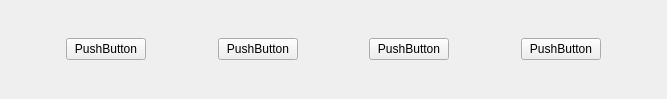
Above: buttongroup.ui from xiaoyao9429/QT- before the change. Below: the same form after it.
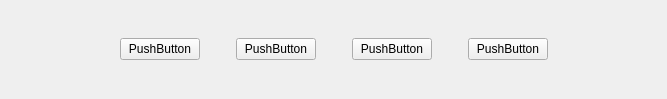
That is the form after the change. The open tabs and pages were chosen to show the change. Custom widgets are drawn as their Qt base class.

Patch:
```diff
--- a/buttongroup.ui
+++ b/buttongroup.ui
@@ -162,9 +162,12 @@
          <property name="orientation">
           <enum>Qt::Orientation::Horizontal</enum>
          </property>
+         <property name="sizeType">
+          <enum>QSizePolicy::Policy::Fixed</enum>
+         </property>
          <property name="sizeHint" stdset="0">
           <size>
-           <width>60</width>
+           <width>30</width>
            <height>20</height>
           </size>
          </property>
@@ -182,9 +185,12 @@
          <property name="orientation">
           <enum>Qt::Orientation::Horizontal</enum>
          </property>
+         <property name="sizeType">
+          <enum>QSizePolicy::Policy::Fixed</enum>
+         </property>
          <property name="sizeHint" stdset="0">
           <size>
-           <width>60</width>
+           <width>30</width>
            <height>20</height>
           </size>
          </property>
@@ -202,9 +208,12 @@
          <property name="orientation">
           <enum>Qt::Orientation::Horizontal</enum>
          </property>
+         <property name="sizeType">
+          <enum>QSizePolicy::Policy::Fixed</enum>
+         </property>
          <property name="sizeHint" stdset="0">
           <size>
-           <width>60</width>
+           <width>30</width>
            <height>20</height>
           </size>
          </property>
```
